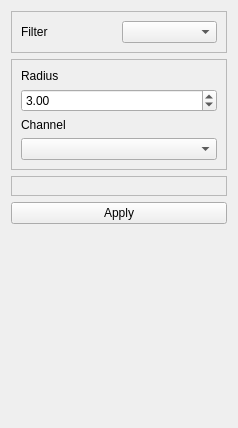
Before: the Qt Designer form Code/GUI/lib/Resources/SegmentationSeedBaseWidget.ui in gofigure2/GoFigure2, drawn with Qt 5.
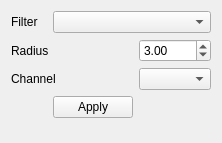
After: the same form once the commit is applied.

Commit message: ENH: no more frame to reduce size of the widgets (mac issue) FIX: removing memory leaks

```diff
--- a/Code/GUI/lib/Resources/SegmentationSeedBaseWidget.ui
+++ b/Code/GUI/lib/Resources/SegmentationSeedBaseWidget.ui
@@ -6,8 +6,8 @@
    <rect>
     <x>0</x>
     <y>0</y>
-    <width>238</width>
-    <height>428</height>
+    <width>222</width>
+    <height>143</height>
    </rect>
   </property>
   <property name="windowTitle">
@@ -15,44 +15,23 @@
   </property>
   <layout class="QGridLayout" name="gridLayout">
    <item row="0" column="0">
-    <widget class="QFrame" name="frame_3">
-     <property name="frameShape">
-      <enum>QFrame::StyledPanel</enum>
-     </property>
-     <property name="frameShadow">
-      <enum>QFrame::Raised</enum>
-     </property>
-     <layout class="QGridLayout" name="gridLayout_2">
-      <item row="0" column="0">
        <widget class="QLabel" name="filterLabel">
         <property name="text">
          <string>Filter</string>
         </property>
        </widget>
       </item>
-      <item row="0" column="1">
+   <item row="0" column="1" colspan="2">
        <widget class="QComboBox" name="filter"/>
       </item>
-     </layout>
-    </widget>
-   </item>
-   <item row="1" column="0">
-    <widget class="QFrame" name="frame_base">
-     <property name="frameShape">
-      <enum>QFrame::StyledPanel</enum>
-     </property>
-     <property name="frameShadow">
-      <enum>QFrame::Raised</enum>
-     </property>
-     <layout class="QGridLayout" name="gridLayout_10">
-      <item row="0" column="0">
+   <item row="1" column="0" colspan="2">
        <widget class="QLabel" name="radiusLabel">
         <property name="text">
          <string>Radius</string>
         </property>
        </widget>
       </item>
-      <item row="1" column="0">
+   <item row="1" column="2">
        <widget class="QDoubleSpinBox" name="radius">
         <property name="minimum">
          <double>0.100000000000000</double>
@@ -62,38 +41,24 @@
         </property>
        </widget>
       </item>
-      <item row="3" column="0">
-       <widget class="QComboBox" name="channel"/>
-      </item>
-      <item row="2" column="0">
+   <item row="2" column="0" colspan="2">
        <widget class="QLabel" name="channelLabel">
         <property name="text">
          <string>Channel</string>
         </property>
        </widget>
       </item>
-     </layout>
-    </widget>
+   <item row="2" column="2">
+    <widget class="QComboBox" name="channel"/>
    </item>
-   <item row="2" column="0">
-    <widget class="QFrame" name="frame">
-     <property name="frameShape">
-      <enum>QFrame::StyledPanel</enum>
-     </property>
-     <property name="frameShadow">
-      <enum>QFrame::Raised</enum>
-     </property>
-     <layout class="QGridLayout" name="gridLayout_9"/>
-    </widget>
-   </item>
-   <item row="3" column="0">
+   <item row="3" column="1">
     <widget class="QPushButton" name="apply">
      <property name="text">
       <string>Apply</string>
      </property>
     </widget>
    </item>
-   <item row="4" column="0">
+   <item row="4" column="1">
     <spacer name="verticalSpacer">
      <property name="orientation">
       <enum>Qt::Vertical</enum>
```
Lines whose indentation alone changed are shown as unchanged. The commit also changes 8 other files.
